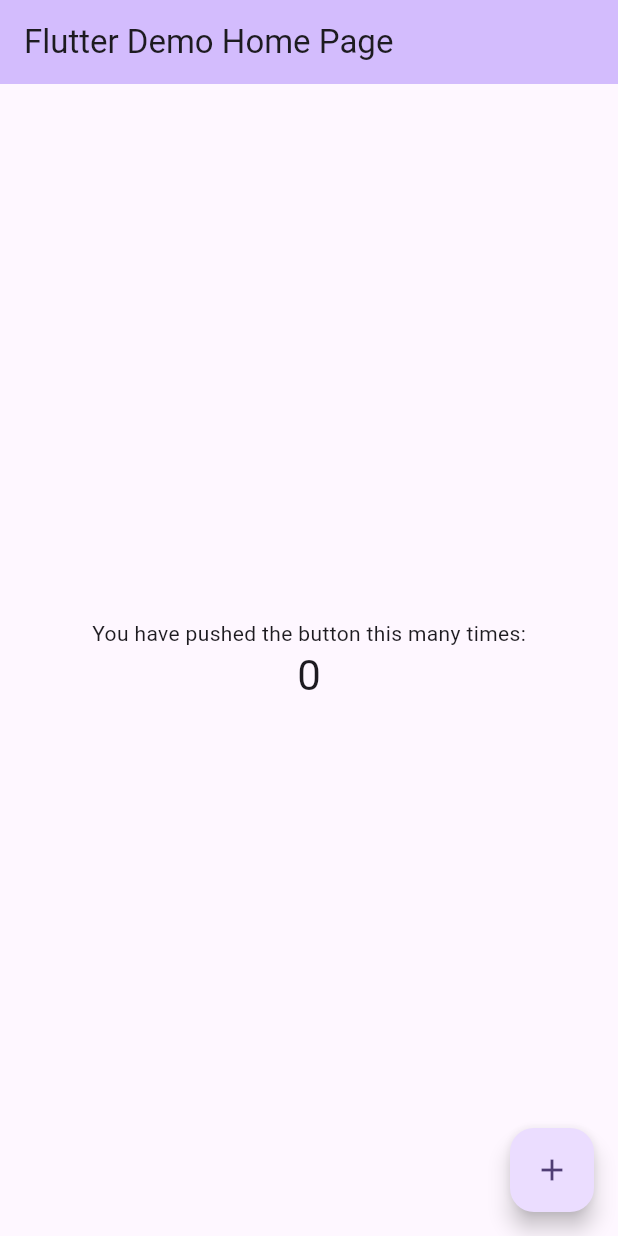
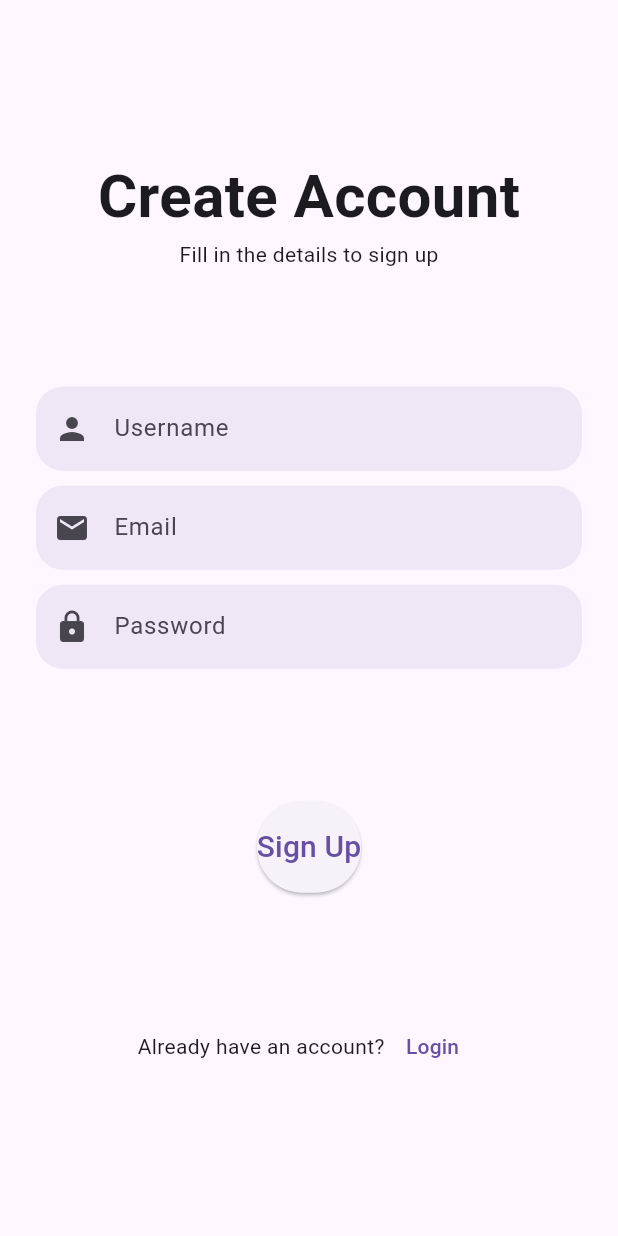
Before and after one commit to shivashankar2004/E-TKT, a Flutter app: the screen it shows after launch, on a phone screen of 412 x 824 dp. Run offline on Flutter 3.47's test engine with Material 3 defaults, Android fonts, the phone set to English and light mode, and no system bars.

Commit message:
frontend

```diff
--- a/flutter_frontend/lib/main.dart
+++ b/flutter_frontend/lib/main.dart
@@ -1,125 +1,31 @@
+// ignore_for_file: depend_on_referenced_packages, use_super_parameters
+
 import 'package:flutter/material.dart';
+import 'package:flutter_frontend/login.dart';
+import 'package:flutter_frontend/signup.dart';
 
-void main() {
+void main() async {
   runApp(const MyApp());
 }
 
 class MyApp extends StatelessWidget {
-  const MyApp({super.key});
-
-  // This widget is the root of your application.
+  const MyApp({Key? key}) : super(key: key);
   @override
   Widget build(BuildContext context) {
     return MaterialApp(
-      title: 'Flutter Demo',
-      theme: ThemeData(
-        // This is the theme of your application.
-        //
-        // TRY THIS: Try running your application with "flutter run". You'll see
-        // the application has a purple toolbar. Then, without quitting the app,
-        // try changing the seedColor in the colorScheme below to Colors.green
-        // and then invoke "hot reload" (save your changes or press the "hot
-        // reload" button in a Flutter-supported IDE, or press "r" if you used
-        // the command line to start the app).
-        //
-        // Notice that the counter didn't reset back to zero; the application
-        // state is not lost during the reload. To reset the state, use hot
-        // restart instead.
-        //
-        // This works for code too, not just values: Most code changes can be
-        // tested with just a hot reload.
-        colorScheme: ColorScheme.fromSeed(seedColor: Colors.deepPurple),
-        useMaterial3: true,
-      ),
-      home: const MyHomePage(title: 'Flutter Demo Home Page'),
-    );
+        debugShowCheckedModeBanner: false,
+        title: 'Flutter Demo',
+        theme: ThemeData(
+          primarySwatch: Colors.blue,
+        ),
+        home: SignupPage(),
+        routes: {
+          '/login': (context) => LoginPage(),
+          '/signup': (context) => SignupPage(),
+          /*'/pref1':(context) => Preference1(),
+        '/pref2':(context) => Preference2(),
+        '/mainpage':(context) => MainMusicPage(),
+        '/settings':(context) => SettingsPage(),*/
+        });
   }
 }
-
-class MyHomePage extends StatefulWidget {
-  const MyHomePage({super.key, required this.title});
-
-  // This widget is the home page of your application. It is stateful, meaning
-  // that it has a State object (defined below) that contains fields that affect
-  // how it looks.
-
-  // This class is the configuration for the state. It holds the values (in this
-  // case the title) provided by the parent (in this case the App widget) and
-  // used by the build method of the State. Fields in a Widget subclass are
-  // always marked "final".
-
-  final String title;
-
-  @override
-  State<MyHomePage> createState() => _MyHomePageState();
-}
-
-class _MyHomePageState extends State<MyHomePage> {
-  int _counter = 0;
-
-  void _incrementCounter() {
-    setState(() {
-      // This call to setState tells the Flutter framework that something has
-      // changed in this State, which causes it to rerun the build method below
-      // so that the display can reflect the updated values. If we changed
-      // _counter without calling setState(), then the build method would not be
-      // called again, and so nothing would appear to happen.
-      _counter++;
-    });
-  }
-
-  @override
-  Widget build(BuildContext context) {
-    // This method is rerun every time setState is called, for instance as done
-    // by the _incrementCounter method above.
-    //
-    // The Flutter framework has been optimized to make rerunning build methods
-    // fast, so that you can just rebuild anything that needs updating rather
-    // than having to individually change instances of widgets.
-    return Scaffold(
-      appBar: AppBar(
-        // TRY THIS: Try changing the color here to a specific color (to
-        // Colors.amber, perhaps?) and trigger a hot reload to see the AppBar
-        // change color while the other colors stay the same.
-        backgroundColor: Theme.of(context).colorScheme.inversePrimary,
-        // Here we take the value from the MyHomePage object that was created by
-        // the App.build method, and use it to set our appbar title.
-        title: Text(widget.title),
-      ),
-      body: Center(
-        // Center is a layout widget. It takes a single child and positions it
-        // in the middle of the parent.
-        child: Column(
-          // Column is also a layout widget. It takes a list of children and
-          // arranges them vertically. By default, it sizes itself to fit its
-          // children horizontally, and tries to be as tall as its parent.
-          //
-          // Column has various properties to control how it sizes itself and
-          // how it positions its children. Here we use mainAxisAlignment to
-          // center the children vertically; the main axis here is the vertical
-          // axis because Columns are vertical (the cross axis would be
-          // horizontal).
-          //
-          // TRY THIS: Invoke "debug painting" (choose the "Toggle Debug Paint"
-          // action in the IDE, or press "p" in the console), to see the
-          // wireframe for each widget.
-          mainAxisAlignment: MainAxisAlignment.center,
-          children: <Widget>[
-            const Text(
-              'You have pushed the button this many times:',
-            ),
-            Text(
-              '$_counter',
-              style: Theme.of(context).textTheme.headlineMedium,
-            ),
-          ],
-        ),
-      ),
-      floatingActionButton: FloatingActionButton(
-        onPressed: _incrementCounter,
-        tooltip: 'Increment',
-        child: const Icon(Icons.add),
-      ), // This trailing comma makes auto-formatting nicer for build methods.
-    );
-  }
-}
--- /dev/null
+++ b/flutter_frontend/lib/signup.dart
@@ -0,0 +1,154 @@
+// ignore_for_file: prefer_const_literals_to_create_immutables, prefer_const_constructors, sort_child_properties_last
+
+import 'package:flutter/material.dart';
+import 'package:http/http.dart' as http;
+import 'dart:convert';
+
+class SignupPage extends StatelessWidget {
+  final TextEditingController _usernameController = TextEditingController();
+  final TextEditingController _emailController = TextEditingController();
+  final TextEditingController _passwordController = TextEditingController();
+
+  @override
+  Widget build(BuildContext context) {
+    return SafeArea(
+      child: Scaffold(
+        body: Container(
+          margin: EdgeInsets.all(24),
+          child: Column(
+            mainAxisAlignment: MainAxisAlignment.spaceEvenly,
+            children: [
+              _header(context),
+              _inputField(context),
+              _signupButton(context),
+              _login(context),
+            ],
+          ),
+        ),
+      ),
+    );
+  }
+
+  Widget _header(BuildContext context) {
+    return Column(
+      children: [
+        Text(
+          "Create Account",
+          style: TextStyle(
+            fontSize: 40,
+            fontWeight: FontWeight.bold,
+          ),
+        ),
+        Text("Fill in the details to sign up"),
+      ],
+    );
+  }
+
+  Widget _inputField(BuildContext context) {
+    return Column(
+      crossAxisAlignment: CrossAxisAlignment.stretch,
+      children: [
+        TextField(
+          controller: _usernameController,
+          decoration: InputDecoration(
+            hintText: "Username",
+            border: OutlineInputBorder(
+              borderRadius: BorderRadius.circular(18),
+              borderSide: BorderSide.none,
+            ),
+            fillColor: Theme.of(context).primaryColor.withOpacity(0.1),
+            filled: true,
+            prefixIcon: Icon(Icons.person),
+          ),
+        ),
+        SizedBox(height: 10),
+        TextField(
+          controller: _emailController,
+          decoration: InputDecoration(
+            hintText: "Email",
+            border: OutlineInputBorder(
+              borderRadius: BorderRadius.circular(18),
+              borderSide: BorderSide.none,
+            ),
+            fillColor: Theme.of(context).primaryColor.withOpacity(0.1),
+            filled: true,
+            prefixIcon: Icon(Icons.email),
+          ),
+        ),
+        SizedBox(height: 10),
+        TextField(
+          controller: _passwordController,
+          decoration: InputDecoration(
+            hintText: "Password",
+            border: OutlineInputBorder(
+              borderRadius: BorderRadius.circular(18),
+              borderSide: BorderSide.none,
+            ),
+            fillColor: Theme.of(context).primaryColor.withOpacity(0.1),
+            filled: true,
+            prefixIcon: Icon(Icons.lock),
+          ),
+          obscureText: true,
+        ),
+        SizedBox(height: 10),
+      ],
+    );
+  }
+
+  Widget _signupButton(BuildContext context) {
+    return ElevatedButton(
+      onPressed: () async {
+        var response = await _registerUser(
+          _usernameController.text,
+          _emailController.text,
+          _passwordController.text,
+        );
+
+        if (response.statusCode == 201) {
+          Navigator.pushNamed(context, '/pref1');
+        } else {
+          final snackBar =
+              SnackBar(content: Text('Failed to register: ${response.body}'));
+          ScaffoldMessenger.of(context).showSnackBar(snackBar);
+        }
+      },
+      child: Text(
+        "Sign Up",
+        style: TextStyle(fontSize: 20),
+      ),
+      style: ElevatedButton.styleFrom(
+        shape: StadiumBorder(),
+        padding: EdgeInsets.symmetric(vertical: 16),
+      ),
+    );
+  }
+
+  Future<http.Response> _registerUser(
+      String name, String email, String password) {
+    return http.post(
+      Uri.parse('http://yourserver:5000/register'),
+      headers: <String, String>{
+        'Content-Type': 'application/json; charset=UTF-8',
+      },
+      body: jsonEncode(<String, String>{
+        'name': name,
+        'password': password, // replace with actual ticket value
+      }),
+    );
+  }
+
+  Widget _login(BuildContext context) {
+    return Row(
+      mainAxisAlignment: MainAxisAlignment.center,
+      children: [
+        Text("Already have an account?"),
+        TextButton(
+          onPressed: () {
+            Navigator.pushNamed(context, '/login');
+          },
+          child: Text("Login"),
+        ),
+      ],
+    );
+  }
+}
--- a/flutter_frontend/pubspec.yaml
+++ b/flutter_frontend/pubspec.yaml
@@ -30,11 +30,11 @@ environment:
 dependencies:
   flutter:
     sdk: flutter
-
-
+  provider: ^6.0.0
   # The following adds the Cupertino Icons font to your application.
   # Use with the CupertinoIcons class for iOS style icons.
   cupertino_icons: ^1.0.6
+  http: ^1.2.2
 
 dev_dependencies:
   flutter_test:
```
Also changed, not shown: flutter_frontend/lib/login.dart (added, +97 -0 lines), flutter_frontend/pubspec.lock, 1 other file.
